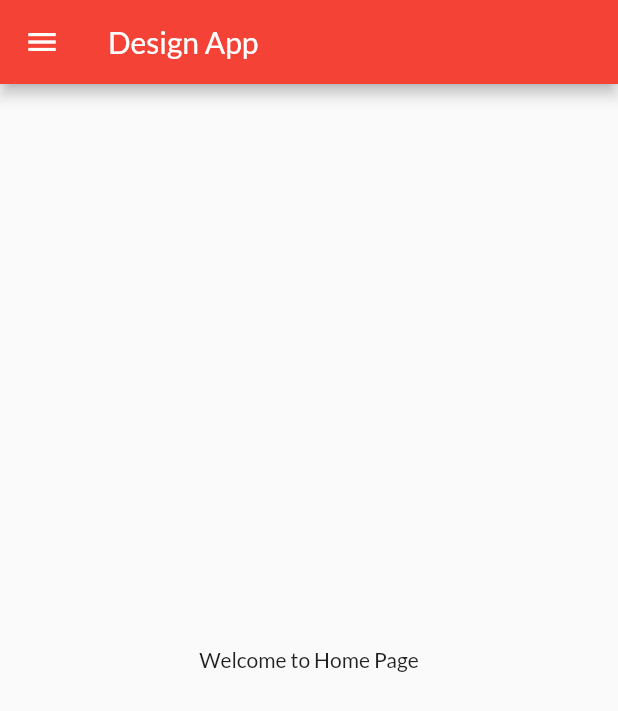
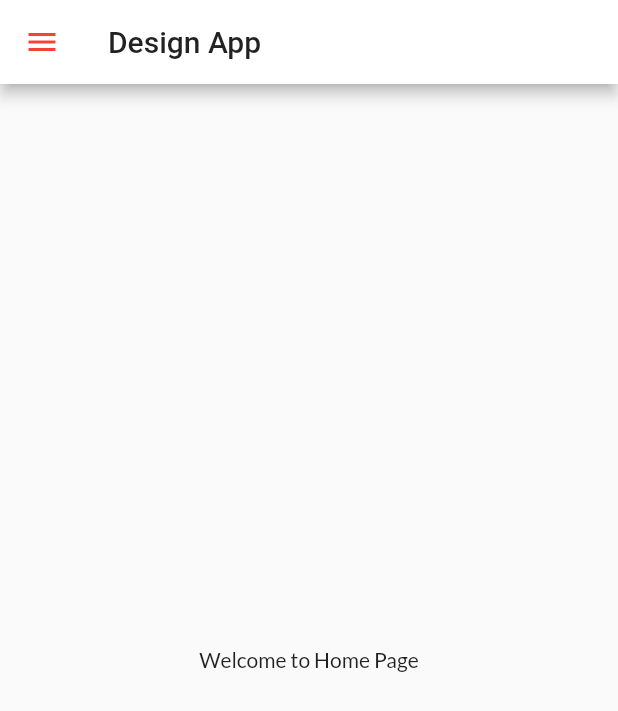
Before and after one commit to IkramGhalib/catlogs, a Flutter app: the Home screen opened by its route, on a phone screen of 412 x 824 dp. Shown: the top 711 px of the screen. Run offline on Flutter 3.47's test engine with Material 2 defaults, Android fonts, the phone set to English and light mode, and no system bars; our stand-ins replace google_fonts.

Commit message:
Different Theme in one class

```diff
--- a/lib/home.dart
+++ b/lib/home.dart
@@ -8,7 +8,11 @@ class Home extends StatelessWidget {
   @override
   Widget build(BuildContext context) {
     return Scaffold(
-      appBar: AppBar(title: Text("Design App"),
+      appBar: AppBar(
+        // backgroundColor: Colors.white,
+        // elevation: 0,
+        // iconTheme: IconThemeData(color: Colors.yellow),
+        title: Text("Design App"),
       ),
       body: Center(
         child: Container(
--- a/lib/main.dart
+++ b/lib/main.dart
@@ -1,4 +1,5 @@
 import 'package:ecomerce/utils/routes.dart';
+import 'package:ecomerce/widgets/theme.dart';
 import 'package:flutter/material.dart';
 import 'package:google_fonts/google_fonts.dart';
 
@@ -14,10 +15,10 @@ class MyApp extends StatelessWidget {
     return MaterialApp(
       title: "Design Theme",
       themeMode: ThemeMode.light,
-      theme: ThemeData(primarySwatch: Colors.red,
-      fontFamily: GoogleFonts.lato().fontFamily),
+      //using Theme.dart to use different Theme
+      theme: MyTheme.lightTheme(context),
       debugShowCheckedModeBanner: false,
-      darkTheme: ThemeData(brightness: Brightness.dark),
+      darkTheme: MyTheme.darkTheme(context),
       // home: Drawer(),
       // initialRoute: MyRoutes.homeRoutes,
       routes: {
--- /dev/null
+++ b/lib/widgets/theme.dart
@@ -0,0 +1,21 @@
+import 'package:flutter/cupertino.dart';
+import 'package:flutter/material.dart';
+import 'package:google_fonts/google_fonts.dart';
+
+class MyTheme{
+  static ThemeData lightTheme(BuildContext context)=>ThemeData(primarySwatch: Colors.red,
+      appBarTheme: AppBarTheme(
+          color: Colors.white,
+          iconTheme: IconThemeData(color: Colors.red),
+          textTheme: Theme.of(context).textTheme
+      ),
+      fontFamily: GoogleFonts.lato().fontFamily);
+
+
+
+  static ThemeData darkTheme(BuildContext context)=>ThemeData(
+  primarySwatch: Colors.red,
+      brightness: Brightness.dark
+      // fontFamily: GoogleFonts.lato().fontFamily)
+  );
+}
```
